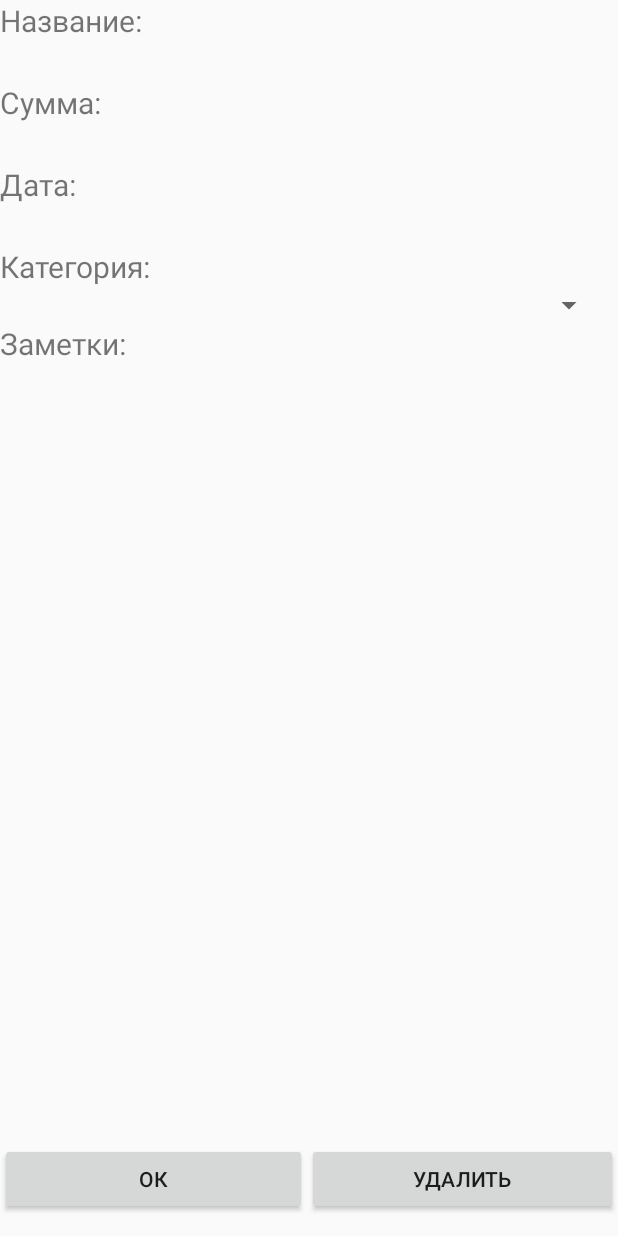
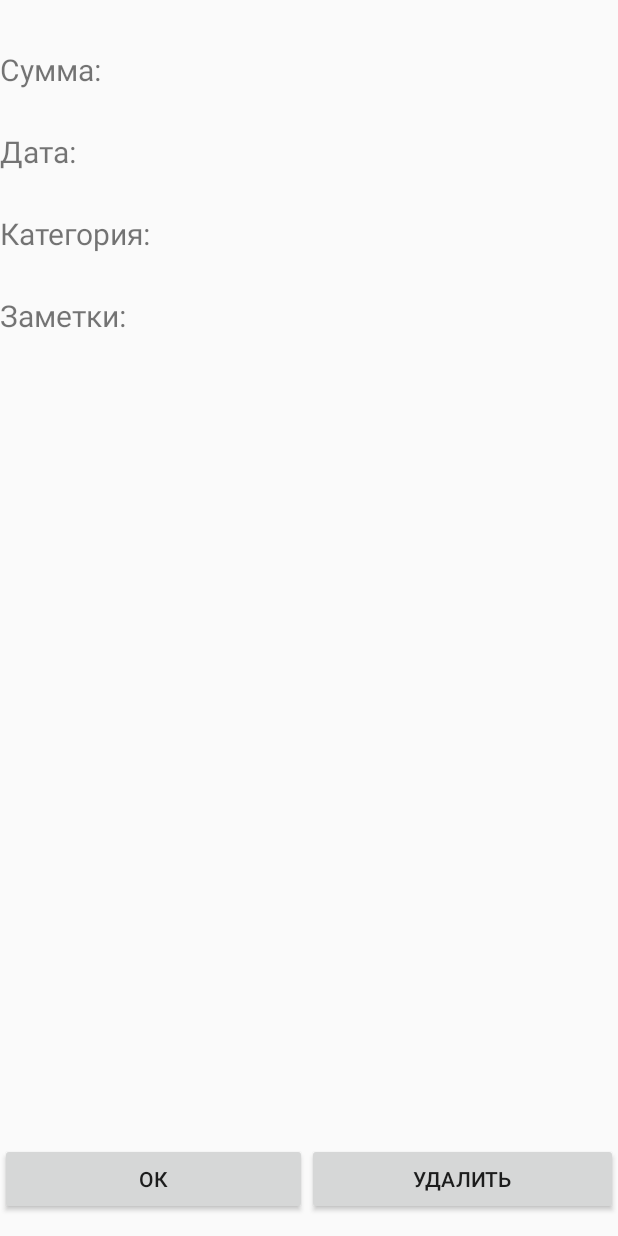
Before and after one commit to vokor/MoneySaver, an Android app: the layout expense_view.xml on its own in the app's theme, with its tools: preview values and no code run, on a phone screen of 412 x 824 dp. Run offline under Robolectric (Android 15) with nearby library versions, the phone set to English and light mode, and no system bars.

Commit message:
expenses view

```diff
--- a/Code/MoneySaver/app/src/main/res/layout/expense_view.xml
+++ b/Code/MoneySaver/app/src/main/res/layout/expense_view.xml
@@ -13,20 +13,13 @@
         tools:layout_editor_absoluteY="-5dp">
 
         <TextView
-            android:id="@+id/nameTextView"
-            android:layout_width="match_parent"
-            android:layout_height="wrap_content"
-            android:text="Название:"
-            android:textSize="20sp" />
-
-        <TextView
             android:id="@+id/name"
             android:layout_width="match_parent"
             android:layout_height="wrap_content"
             android:gravity="center"
             android:inputType="text"
             android:maxLength="10"
-            android:textSize="20sp" />
+            android:textSize="24sp" />
 
         <TextView
             android:id="@+id/costTextView"
@@ -54,8 +47,7 @@
             android:id="@+id/date"
             android:layout_width="match_parent"
             android:layout_height="wrap_content"
-            android:inputType="date"
-            android:maxLength="6"
+            android:maxLength="10"
             android:textSize="20sp" />
 
         <TextView
@@ -65,8 +57,9 @@
             android:text="Категория:"
             android:textSize="20sp" />
 
-        <Spinner
-            android:id="@+id/categoryExpenseSpinner"
+        <TextView
+            android:id="@+id/category"
+            android:textSize="20sp"
             android:layout_width="match_parent"
             android:layout_height="wrap_content" />
 
```
Also changed, not shown: Code/MoneySaver/app/src/main/java/com/moneysaver/ExpensePackage/ExpenseView.java (+14 -26 lines).
